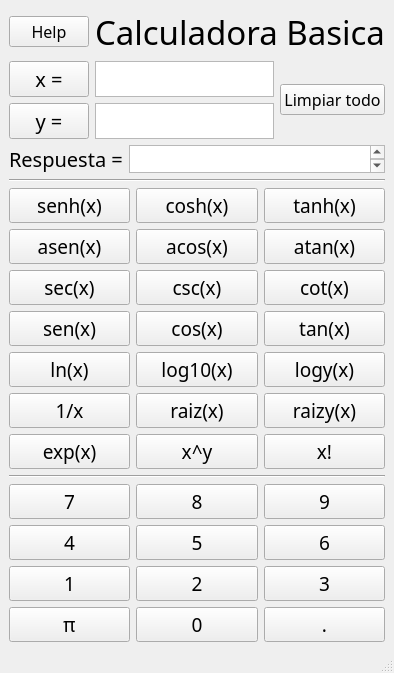
Before: the Qt Designer form parte_1/calculadoraANPI/mainwindow.ui in andresuriza/Tarea-1-ANPI, drawn with Qt 5.
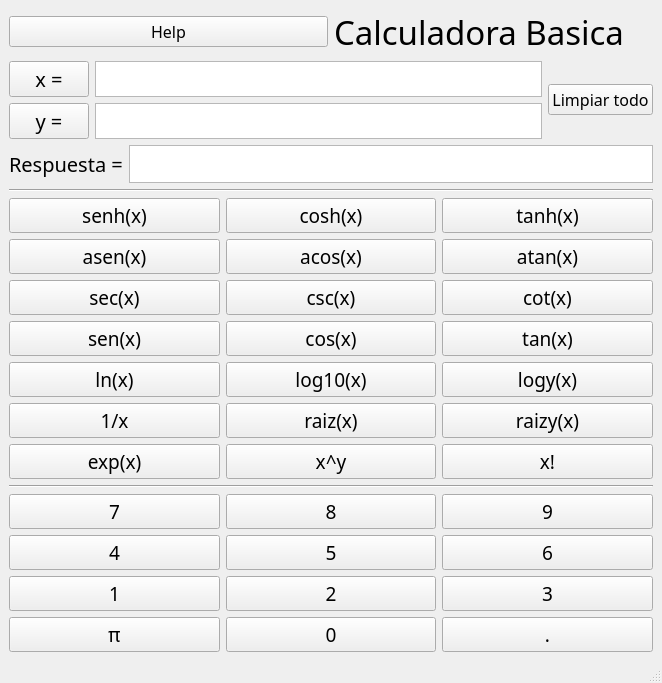
After: the same form once the commit is applied. Icons and pictures are not drawn.

```diff
--- a/parte_1/calculadoraANPI/mainwindow.ui
+++ b/parte_1/calculadoraANPI/mainwindow.ui
@@ -6,8 +6,8 @@
    <rect>
     <x>0</x>
     <y>0</y>
-    <width>344</width>
-    <height>582</height>
+    <width>662</width>
+    <height>683</height>
    </rect>
   </property>
   <property name="font">
```
